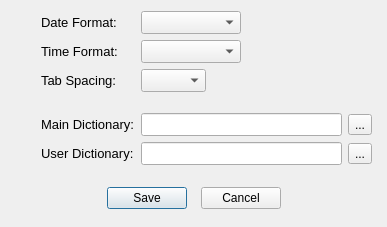
The window that dialog_options.ui (copperspice/diamond) describes before a commit, drawn with Qt 5.
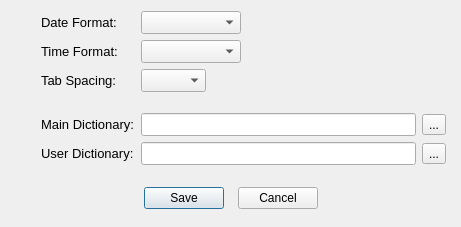
The same window after the commit.

Patch:
```diff
--- a/dialog_options.ui
+++ b/dialog_options.ui
@@ -9,7 +9,7 @@
    <rect>
     <x>0</x>
     <y>0</y>
-    <width>385</width>
+    <width>460</width>
     <height>227</height>
    </rect>
   </property>
@@ -211,7 +211,7 @@
     <widget class="QLineEdit" name="dictMain">
      <property name="minimumSize">
       <size>
-       <width>200</width>
+       <width>275</width>
        <height>0</height>
       </size>
      </property>
@@ -337,7 +337,7 @@
     <widget class="QLineEdit" name="dictUser">
      <property name="minimumSize">
       <size>
-       <width>200</width>
+       <width>275</width>
        <height>0</height>
       </size>
      </property>
```
